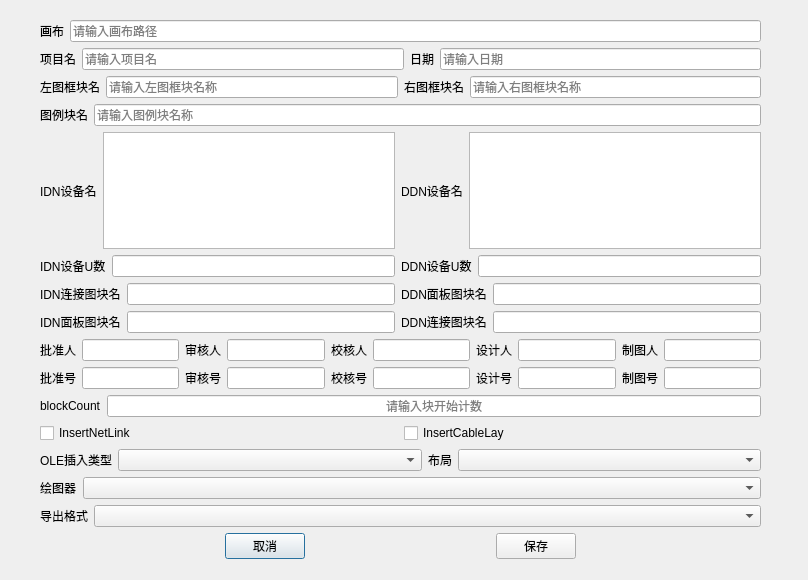
First picture: the form in craftHub/subscripts/_3drawingMaster/ui/drawingMasterSet.ui, repository baiyuan1786/CraftHub, before the edit.
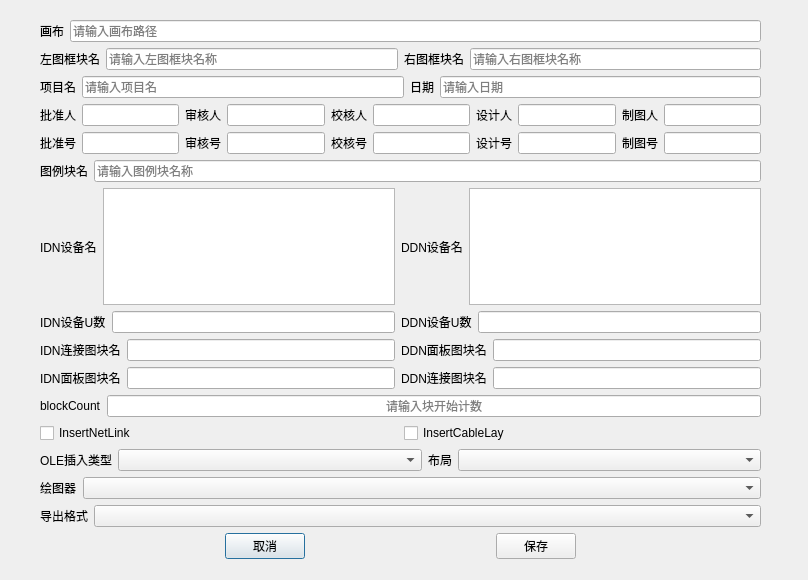
Second picture: the form after the edit. Custom widgets are drawn as their Qt base class.

Commit message: V1.03 更新DrawingMaster使用说明初版

Diff of the .ui file:
```diff
--- a/craftHub/subscripts/_3drawingMaster/ui/drawingMasterSet.ui
+++ b/craftHub/subscripts/_3drawingMaster/ui/drawingMasterSet.ui
@@ -53,6 +53,53 @@
       </item>
      </layout>
     </item>
+    <item>
+     <layout class="QHBoxLayout" name="horizontalLayout_3"/>
+    </item>
+    <item>
+     <layout class="QHBoxLayout" name="horizontalLayout_15">
+      <item>
+       <widget class="QLabel" name="label_30">
+        <property name="sizePolicy">
+         <sizepolicy hsizetype="Maximum" vsizetype="Preferred">
+          <horstretch>0</horstretch>
+          <verstretch>0</verstretch>
+         </sizepolicy>
+        </property>
+        <property name="text">
+         <string>左图框块名</string>
+        </property>
+       </widget>
+      </item>
+      <item>
+       <widget class="QLineEdit" name="lineEdit_frameLeft">
+        <property name="placeholderText">
+         <string>请输入左图框块名称</string>
+        </property>
+       </widget>
+      </item>
+      <item>
+       <widget class="QLabel" name="label_31">
+        <property name="sizePolicy">
+         <sizepolicy hsizetype="Maximum" vsizetype="Preferred">
+          <horstretch>0</horstretch>
+          <verstretch>0</verstretch>
+         </sizepolicy>
+        </property>
+        <property name="text">
+         <string>右图框块名</string>
+        </property>
+       </widget>
+      </item>
+      <item>
+       <widget class="QLineEdit" name="lineEdit_frameRight">
+        <property name="placeholderText">
+         <string>请输入右图框块名称</string>
+        </property>
+       </widget>
+      </item>
+     </layout>
+    </item>
     <item>
      <layout class="QHBoxLayout" name="horizontalLayout_4">
       <item>
@@ -110,12 +157,93 @@
      </layout>
     </item>
     <item>
-     <layout class="QHBoxLayout" name="horizontalLayout_3"/>
+     <layout class="QHBoxLayout" name="horizontalLayout_9">
+      <item>
+       <widget class="QLabel" name="label_11">
+        <property name="sizePolicy">
+         <sizepolicy hsizetype="Maximum" vsizetype="Preferred">
+          <horstretch>0</horstretch>
+          <verstretch>0</verstretch>
+         </sizepolicy>
+        </property>
+        <property name="text">
+         <string>批准人</string>
+        </property>
+       </widget>
+      </item>
+      <item>
+       <widget class="QLineEdit" name="lineEdit_approve"/>
+      </item>
+      <item>
+       <widget class="QLabel" name="label_12">
+        <property name="sizePolicy">
+         <sizepolicy hsizetype="Maximum" vsizetype="Preferred">
+          <horstretch>0</horstretch>
+          <verstretch>0</verstretch>
+         </sizepolicy>
+        </property>
+        <property name="text">
+         <string>审核人</string>
+        </property>
+       </widget>
+      </item>
+      <item>
+       <widget class="QLineEdit" name="lineEdit_review1"/>
+      </item>
+      <item>
+       <widget class="QLabel" name="label_15">
+        <property name="sizePolicy">
+         <sizepolicy hsizetype="Maximum" vsizetype="Preferred">
+          <horstretch>0</horstretch>
+          <verstretch>0</verstretch>
+         </sizepolicy>
+        </property>
+        <property name="text">
+         <string>校核人</string>
+        </property>
+       </widget>
+      </item>
+      <item>
+       <widget class="QLineEdit" name="lineEdit_check"/>
+      </item>
+      <item>
+       <widget class="QLabel" name="label_13">
+        <property name="sizePolicy">
+         <sizepolicy hsizetype="Maximum" vsizetype="Preferred">
+          <horstretch>0</horstretch>
+          <verstretch>0</verstretch>
+         </sizepolicy>
+        </property>
+        <property name="text">
+         <string>设计人</string>
+        </property>
+       </widget>
+      </item>
+      <item>
+       <widget class="QLineEdit" name="lineEdit_design"/>
+      </item>
+      <item>
+       <widget class="QLabel" name="label_14">
+        <property name="sizePolicy">
+         <sizepolicy hsizetype="Maximum" vsizetype="Preferred">
+          <horstretch>0</horstretch>
+          <verstretch>0</verstretch>
+         </sizepolicy>
+        </property>
+        <property name="text">
+         <string>制图人</string>
+        </property>
+       </widget>
+      </item>
+      <item>
+       <widget class="QLineEdit" name="lineEdit_draw"/>
+      </item>
+     </layout>
     </item>
     <item>
-     <layout class="QHBoxLayout" name="horizontalLayout_15">
+     <layout class="QHBoxLayout" name="horizontalLayout_10">
       <item>
-       <widget class="QLabel" name="label_30">
+       <widget class="QLabel" name="label_16">
         <property name="sizePolicy">
          <sizepolicy hsizetype="Maximum" vsizetype="Preferred">
           <horstretch>0</horstretch>
@@ -123,19 +251,31 @@
          </sizepolicy>
         </property>
         <property name="text">
-         <string>左图框块名</string>
+         <string>批准号</string>
         </property>
        </widget>
       </item>
       <item>
-       <widget class="QLineEdit" name="lineEdit_frameLeft">
-        <property name="placeholderText">
-         <string>请输入左图框块名称</string>
+       <widget class="QLineEdit" name="lineEdit_approveNum"/>
+      </item>
+      <item>
+       <widget class="QLabel" name="label_17">
+        <property name="sizePolicy">
+         <sizepolicy hsizetype="Maximum" vsizetype="Preferred">
+          <horstretch>0</horstretch>
+          <verstretch>0</verstretch>
+         </sizepolicy>
         </property>
+        <property name="text">
+         <string>审核号</string>
+        </property>
        </widget>
       </item>
       <item>
-       <widget class="QLabel" name="label_31">
+       <widget class="QLineEdit" name="lineEdit_review1Num"/>
+      </item>
+      <item>
+       <widget class="QLabel" name="label_18">
         <property name="sizePolicy">
          <sizepolicy hsizetype="Maximum" vsizetype="Preferred">
           <horstretch>0</horstretch>
@@ -143,17 +283,45 @@
          </sizepolicy>
         </property>
         <property name="text">
-         <string>右图框块名</string>
+         <string>校核号</string>
         </property>
        </widget>
       </item>
       <item>
-       <widget class="QLineEdit" name="lineEdit_frameRight">
-        <property name="placeholderText">
-         <string>请输入右图框块名称</string>
+       <widget class="QLineEdit" name="lineEdit_checkNum"/>
+      </item>
+      <item>
+       <widget class="QLabel" name="label_19">
+        <property name="sizePolicy">
+         <sizepolicy hsizetype="Maximum" vsizetype="Preferred">
+          <horstretch>0</horstretch>
+          <verstretch>0</verstretch>
+         </sizepolicy>
         </property>
+        <property name="text">
+         <string>设计号</string>
+        </property>
        </widget>
       </item>
+      <item>
+       <widget class="QLineEdit" name="lineEdit_designNum"/>
+      </item>
+      <item>
+       <widget class="QLabel" name="label_20">
+        <property name="sizePolicy">
+         <sizepolicy hsizetype="Maximum" vsizetype="Preferred">
+          <horstretch>0</horstretch>
+          <verstretch>0</verstretch>
+         </sizepolicy>
+        </property>
+        <property name="text">
+         <string>制图号</string>
+        </property>
+       </widget>
+      </item>
+      <item>
+       <widget class="QLineEdit" name="lineEdit_drawNum"/>
+      </item>
      </layout>
     </item>
     <item>
@@ -324,174 +492,6 @@
       </item>
      </layout>
     </item>
-    <item>
-     <layout class="QHBoxLayout" name="horizontalLayout_9">
-      <item>
-       <widget class="QLabel" name="label_11">
-        <property name="sizePolicy">
-         <sizepolicy hsizetype="Maximum" vsizetype="Preferred">
-          <horstretch>0</horstretch>
-          <verstretch>0</verstretch>
-         </sizepolicy>
-        </property>
-        <property name="text">
-         <string>批准人</string>
-        </property>
-       </widget>
-      </item>
-      <item>
-       <widget class="QLineEdit" name="lineEdit_approve"/>
-      </item>
-      <item>
-       <widget class="QLabel" name="label_12">
-        <property name="sizePolicy">
-         <sizepolicy hsizetype="Maximum" vsizetype="Preferred">
-          <horstretch>0</horstretch>
-          <verstretch>0</verstretch>
-         </sizepolicy>
-        </property>
-        <property name="text">
-         <string>审核人</string>
-        </property>
-       </widget>
-      </item>
-      <item>
-       <widget class="QLineEdit" name="lineEdit_review1"/>
-      </item>
-      <item>
-       <widget class="QLabel" name="label_15">
-        <property name="sizePolicy">
-         <sizepolicy hsizetype="Maximum" vsizetype="Preferred">
-          <horstretch>0</horstretch>
-          <verstretch>0</verstretch>
-         </sizepolicy>
-        </property>
-        <property name="text">
-         <string>校核人</string>
-        </property>
-       </widget>
-      </item>
-      <item>
-       <widget class="QLineEdit" name="lineEdit_check"/>
-      </item>
-      <item>
-       <widget class="QLabel" name="label_13">
-        <property name="sizePolicy">
-         <sizepolicy hsizetype="Maximum" vsizetype="Preferred">
-          <horstretch>0</horstretch>
-          <verstretch>0</verstretch>
-         </sizepolicy>
-        </property>
-        <property name="text">
-         <string>设计人</string>
-        </property>
-       </widget>
-      </item>
-      <item>
-       <widget class="QLineEdit" name="lineEdit_design"/>
-      </item>
-      <item>
-       <widget class="QLabel" name="label_14">
-        <property name="sizePolicy">
-         <sizepolicy hsizetype="Maximum" vsizetype="Preferred">
-          <horstretch>0</horstretch>
-          <verstretch>0</verstretch>
-         </sizepolicy>
-        </property>
-        <property name="text">
-         <string>制图人</string>
-        </property>
-       </widget>
-      </item>
-      <item>
-       <widget class="QLineEdit" name="lineEdit_draw"/>
-      </item>
-     </layout>
-    </item>
-    <item>
-     <layout class="QHBoxLayout" name="horizontalLayout_10">
-      <item>
-       <widget class="QLabel" name="label_16">
-        <property name="sizePolicy">
-         <sizepolicy hsizetype="Maximum" vsizetype="Preferred">
-          <horstretch>0</horstretch>
-          <verstretch>0</verstretch>
-         </sizepolicy>
-        </property>
-        <property name="text">
-         <string>批准号</string>
-        </property>
-       </widget>
-      </item>
-      <item>
-       <widget class="QLineEdit" name="lineEdit_approveNum"/>
-      </item>
-      <item>
-       <widget class="QLabel" name="label_17">
-        <property name="sizePolicy">
-         <sizepolicy hsizetype="Maximum" vsizetype="Preferred">
-          <horstretch>0</horstretch>
-          <verstretch>0</verstretch>
-         </sizepolicy>
-        </property>
-        <property name="text">
-         <string>审核号</string>
-        </property>
-       </widget>
-      </item>
-      <item>
-       <widget class="QLineEdit" name="lineEdit_review1Num"/>
-      </item>
-      <item>
-       <widget class="QLabel" name="label_18">
-        <property name="sizePolicy">
-         <sizepolicy hsizetype="Maximum" vsizetype="Preferred">
-          <horstretch>0</horstretch>
-          <verstretch>0</verstretch>
-         </sizepolicy>
-        </property>
-        <property name="text">
-         <string>校核号</string>
-        </property>
-       </widget>
-      </item>
-      <item>
-       <widget class="QLineEdit" name="lineEdit_checkNum"/>
-      </item>
-      <item>
-       <widget class="QLabel" name="label_19">
-        <property name="sizePolicy">
-         <sizepolicy hsizetype="Maximum" vsizetype="Preferred">
-          <horstretch>0</horstretch>
-          <verstretch>0</verstretch>
-         </sizepolicy>
-        </property>
-        <property name="text">
-         <string>设计号</string>
-        </property>
-       </widget>
-      </item>
-      <item>
-       <widget class="QLineEdit" name="lineEdit_designNum"/>
-      </item>
-      <item>
-       <widget class="QLabel" name="label_20">
-        <property name="sizePolicy">
-         <sizepolicy hsizetype="Maximum" vsizetype="Preferred">
-          <horstretch>0</horstretch>
-          <verstretch>0</verstretch>
-         </sizepolicy>
-        </property>
-        <property name="text">
-         <string>制图号</string>
-        </property>
-       </widget>
-      </item>
-      <item>
-       <widget class="QLineEdit" name="lineEdit_drawNum"/>
-      </item>
-     </layout>
-    </item>
     <item>
      <layout class="QHBoxLayout" name="horizontalLayout_2">
       <item>
```
The commit also changes 7 other files.
